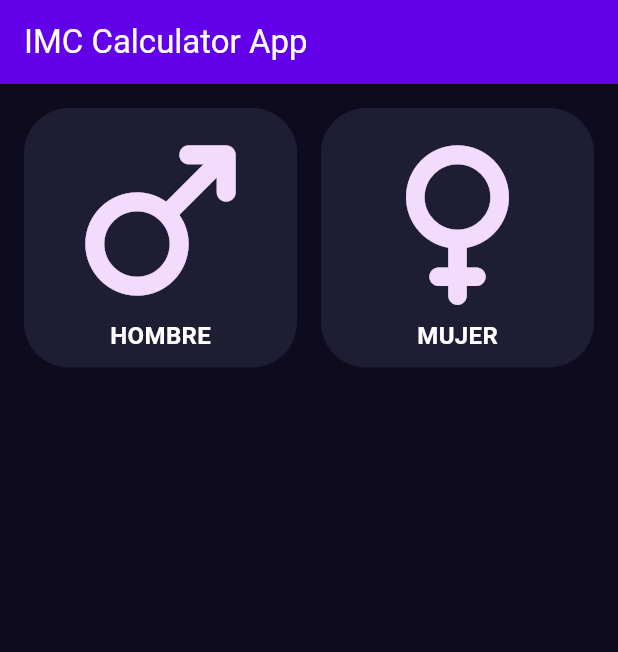
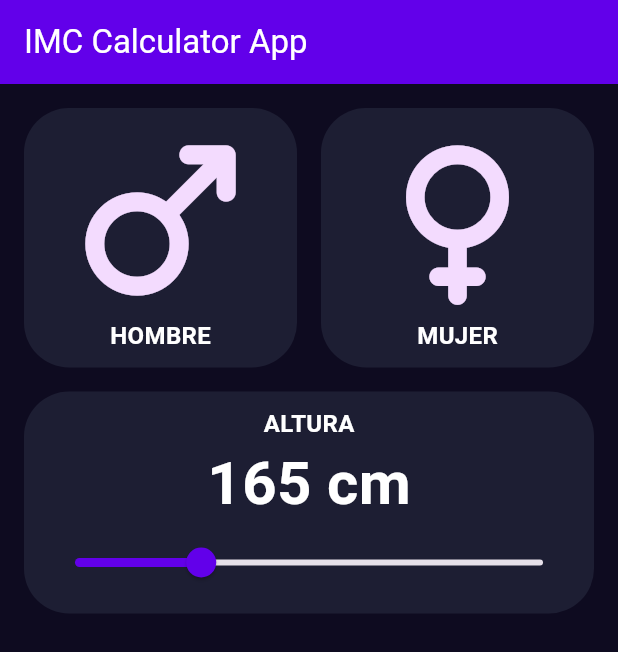
Before and after one commit to Daniel555AS/imc_calculator_app, a Flutter app: the screen it shows after launch, on a phone screen of 412 x 824 dp. Shown: the top 652 px of the screen. Run offline on Flutter 3.47's test engine with Material 3 defaults, Android fonts, the phone set to English and light mode, and no system bars.

Commit message:
height selector - slider

```diff
--- /dev/null
+++ b/lib/components/height_selector.dart
@@ -0,0 +1,57 @@
+import 'package:flutter/material.dart';
+import 'package:imc_app/core/app_colors.dart';
+import 'package:imc_app/core/app_text_styles.dart';
+
+class HeightSelector extends StatefulWidget {
+  const HeightSelector({super.key});
+
+  @override
+  State<HeightSelector> createState() => _HeightSelector();
+}
+
+class _HeightSelector extends State<HeightSelector> {
+  double height = 165;
+
+  @override
+  Widget build(BuildContext context) {
+    return Padding(
+      padding: const EdgeInsets.only(
+        top: 0.0,
+        left: 16.0,
+        bottom: 16.0,
+        right: 16.0,
+      ),
+      child: Container(
+        decoration: BoxDecoration(
+          color: AppColors.backgroundComponent,
+          borderRadius: BorderRadius.circular(30.0),
+        ),
+        child: Padding(
+          padding: const EdgeInsets.all(10.0),
+          child: Column(
+            children: [
+              Text("ALTURA", style: AppTextStyles.sliderTitleText),
+              Text(
+                "${height.toStringAsFixed(0)} cm",
+                style: AppTextStyles.sliderHeightText
+              ),
+              Slider(
+                value: height,
+                onChanged: (newHeight) {
+                  setState(() {
+                    height = newHeight;
+                  });
+                },
+                max: 220,
+                min: 145,
+                divisions: 75,
+                label: height.toStringAsFixed(0),
+                activeColor: AppColors.primary,
+              ),
+            ],
+          ),
+        ),
+      ),
+    );
+  }
+}
--- a/lib/core/app_text_styles.dart
+++ b/lib/core/app_text_styles.dart
@@ -3,5 +3,22 @@ import 'package:imc_app/core/app_colors.dart';
 
 class AppTextStyles {
   // Gender Selector
-  static const TextStyle genderText = TextStyle(fontSize: 16, color: AppColors.textTitleHome, fontWeight: FontWeight.w700);
+  static const TextStyle genderText = TextStyle(
+    fontSize: 16,
+    color: AppColors.textTitleHome,
+    fontWeight: FontWeight.w700,
+  );
+
+  // Height Selector
+  static const TextStyle sliderTitleText = TextStyle(
+    fontSize: 16,
+    color: AppColors.textTitleHome,
+    fontWeight: FontWeight.w700,
+  );
+
+  static const TextStyle sliderHeightText = TextStyle(
+    color: Colors.white,
+    fontSize: 40.0,
+    fontWeight: FontWeight.w700,
+  );
 }
--- a/lib/screens/imc_home_screen.dart
+++ b/lib/screens/imc_home_screen.dart
@@ -1,5 +1,6 @@
 import 'package:flutter/material.dart';
 import 'package:imc_app/components/gender_selector.dart';
+import 'package:imc_app/components/height_selector.dart';
 
 class ImcHomeScreen extends StatefulWidget {
   const ImcHomeScreen({super.key});
@@ -13,7 +14,8 @@ class _ImcHomeScreenState extends State<ImcHomeScreen> {
   Widget build(BuildContext context) {
     return Column(
       children: [
-        GenderSelector()
+        GenderSelector(),
+        HeightSelector()
       ],
     );
   }
```
